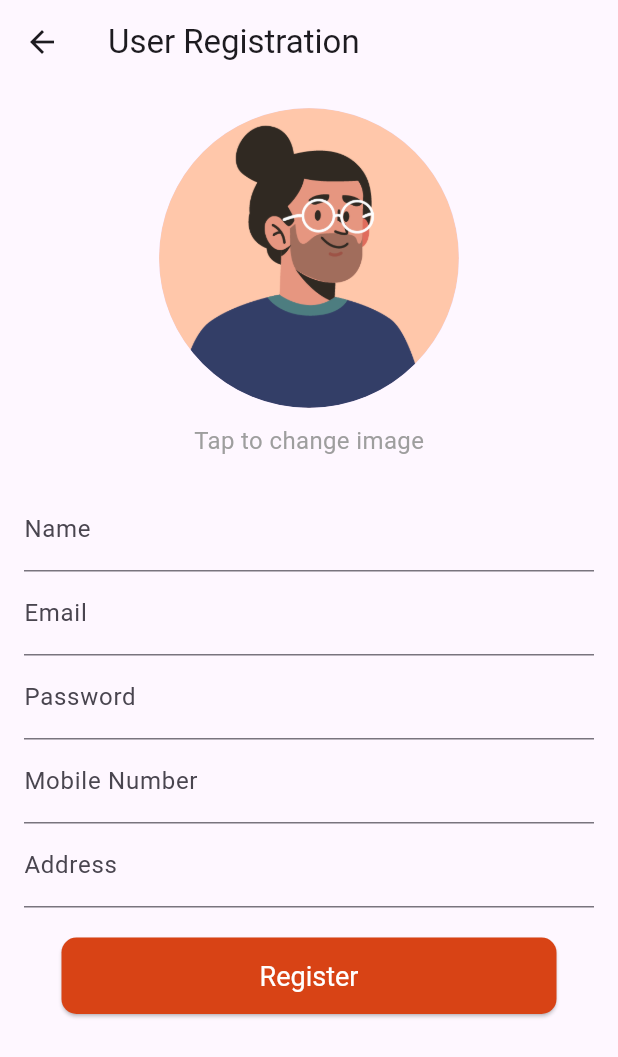
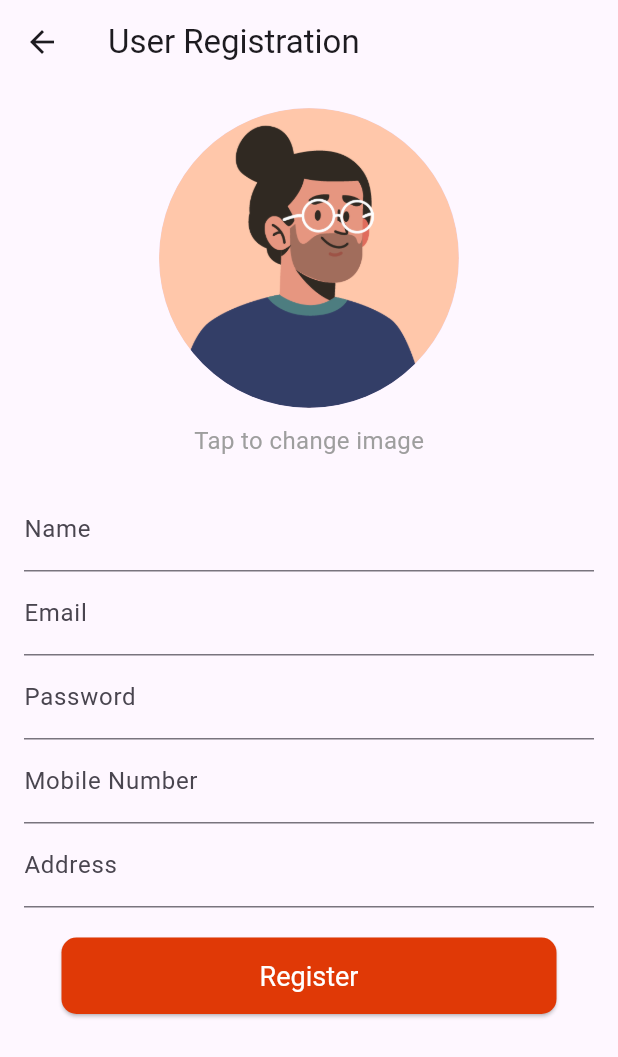
Before and after one commit to NVsandeepani/Pizza-Delivery-App, a Flutter app: the RegisterPage screen opened directly, on a phone screen of 412 x 824 dp. Shown: the top 1057 px of the screen. Run offline on Flutter 3.47's test engine with Material 3 defaults, Android fonts, the phone set to English and light mode, and no system bars; our stand-ins replace cloud_firestore, firebase_auth, firebase_core, firebase_storage, image_picker, permission_handler; accounts and stored records are empty.

Commit message:
complete Pizza delivery app

```diff
--- a/lib/register.dart
+++ b/lib/register.dart
@@ -126,7 +126,7 @@ class _RegisterPageState extends State<RegisterPage> {
                 child: ElevatedButton(
                   onPressed: _submitForm, // Submit form action
                   style: ElevatedButton.styleFrom(
-                      backgroundColor: Colors.deepOrange[800], // Button color
+                      backgroundColor: const Color.fromARGB(255, 224, 57, 6), // Button color
 
                       padding: const EdgeInsets.symmetric(
                           horizontal: 100, vertical: 15), // Button padding
```
